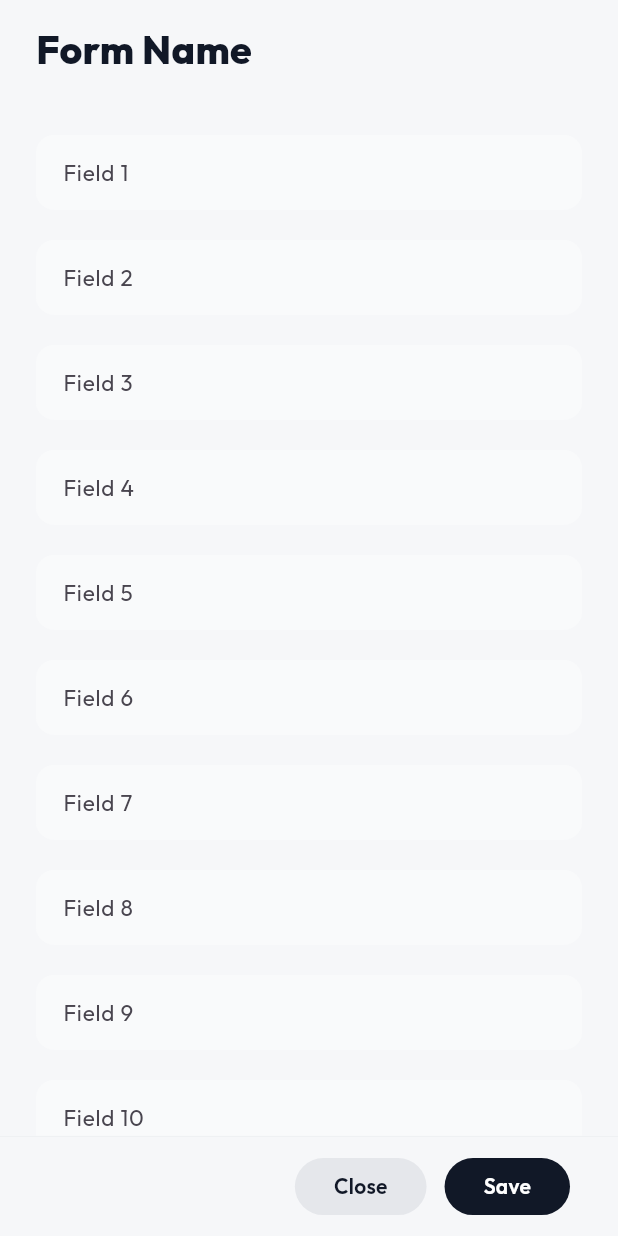
After one commit to r2teducation/GDC, a Flutter app: the TemplateWidget screen opened directly, on a phone screen of 412 x 824 dp. The commit adds this screen. Run offline on Flutter 3.47's test engine with Material 3 defaults, Android fonts, the phone set to English and light mode, and no system bars; our stand-ins replace cloud_firestore, dropdown_button2, firebase_auth, firebase_core, firebase_storage, google_fonts and 1 more; accounts and stored records are empty; network calls fail; statements that could not run were skipped.

Commit message:
template done

```diff
--- a/gt/lib/homelayout.dart
+++ b/gt/lib/homelayout.dart
@@ -9,6 +9,7 @@ import 'package:gt/patient/patientsummarywidget.dart';
 // Appointment
 import 'package:gt/appointment/patientcalendarwidget.dart';
 import 'package:gt/appointment/doctorcalendarwidget.dart';
+import 'package:gt/templatewidget.dart';
 
 // Treatment
 import 'package:gt/treatment/treatmentwidget.dart';
@@ -37,7 +38,7 @@ class HomeLayoutWidget extends StatelessWidget {
       theme: ThemeData(
         useMaterial3: true,
         scaffoldBackgroundColor: const Color(0xFFF3F4F6),
-        fontFamily: 'SF Pro',
+      //  fontFamily: 'SF Pro',
         inputDecorationTheme: const InputDecorationTheme(
           isDense: true,
           border: OutlineInputBorder(
@@ -70,7 +71,7 @@ class _HomeLayoutHomeState extends State<HomeLayoutHome> {
     'dashboard': const DashboardWidget(),
     'patient_register': const PatientRegisterWidget(),
     'patient_details': const PatientDetailsWidget(),
-    'patient_history': const PatientSummaryWidget(),
+    'patient_history': const TemplateWidget(),
     'appointment_sub_tab_3': const PatientCalendarWidget(),
     'appointment_sub_tab_4': const DoctorCalendarWidget(),
     'treatment_sub_tab_1': const TreatmentWidget(),
--- /dev/null
+++ b/gt/lib/templatewidget.dart
@@ -0,0 +1,161 @@
+import 'package:flutter/material.dart';
+
+class TemplateWidget extends StatelessWidget {
+  const TemplateWidget({super.key});
+
+  @override
+  Widget build(BuildContext context) {
+    final size = MediaQuery.of(context).size;
+
+    return Scaffold(
+      backgroundColor:
+          const Color(0xFFF6F7F9).withOpacity(0.98), // subtle paper softness
+      body: SafeArea(
+        child: Column(
+          children: [
+
+            // ───────────────── HEADER (8%) ─────────────────
+            SizedBox(
+              height: size.height * 0.08,
+              child: Padding(
+                padding: const EdgeInsets.symmetric(horizontal: 24),
+                child: Align(
+                  alignment: Alignment.centerLeft,
+                  child: Text(
+                    'Form Name',
+                    style: const TextStyle(
+                      fontSize: 26,
+                      fontWeight: FontWeight.w800, // printed ink title
+                      color: Color(0xFF111827),
+                    ),
+                  ),
+                ),
+              ),
+            ),
+
+            // ❌ HEADER DIVIDER REMOVED (important for sticker feel)
+
+            // ──────────────── SCROLLABLE CONTENT ────────────────
+            Expanded(
+              child: SingleChildScrollView(
+                padding: const EdgeInsets.fromLTRB(24, 24, 24, 32),
+                child: Column(
+                  crossAxisAlignment: CrossAxisAlignment.start,
+                  children: List.generate(
+                    10,
+                    (index) => Padding(
+                      padding: const EdgeInsets.only(bottom: 20),
+                      child: TextFormField(
+                        style: const TextStyle(
+                          fontSize: 15,
+                          fontWeight: FontWeight.w400, // ✏️ pencil feel
+                          color: Color(0xFF111827),
+                        ),
+                        decoration: _dec('Field ${index + 1}'),
+                      ),
+                    ),
+                  ),
+                ),
+              ),
+            ),
+
+            _softDivider(), // footer boundary only
+
+            // ───────────────── FOOTER (8%) ─────────────────
+            SizedBox(
+              height: size.height * 0.08,
+              child: Padding(
+                padding: const EdgeInsets.only(
+                  left: 24,
+                  right: 32, // 👈 slight inward offset (less rigid)
+                ),
+                child: Row(
+                  mainAxisAlignment: MainAxisAlignment.end,
+                  children: [
+                    _pillButton(
+                      label: 'Close',
+                      background: const Color(0xFFE5E7EB),
+                      foreground: const Color(0xFF111827),
+                      onPressed: () {},
+                    ),
+                    const SizedBox(width: 12),
+                    _pillButton(
+                      label: 'Save',
+                      background: const Color(0xFF111827),
+                      foreground: Colors.white,
+                      onPressed: () {},
+                    ),
+                  ],
+                ),
+              ),
+            ),
+          ],
+        ),
+      ),
+    );
+  }
+
+  // ───────────────── STICKER HELPERS ─────────────────
+
+  static Divider _softDivider() => const Divider(
+        height: 1,
+        thickness: 0.6,
+        color: Color(0xFFEDEFF2), // whisper-soft
+      );
+
+  static InputDecoration _dec(String hint) => InputDecoration(
+        hintText: hint,
+        isDense: true,
+        filled: true,
+        fillColor: const Color(0xFFF9FAFB), // softer than pure white
+        contentPadding:
+            const EdgeInsets.symmetric(horizontal: 14, vertical: 14),
+
+        // ❌ NO BORDERS — EVER
+        border: OutlineInputBorder(
+          borderRadius: BorderRadius.circular(12),
+          borderSide: BorderSide.none,
+        ),
+        enabledBorder: OutlineInputBorder(
+          borderRadius: BorderRadius.circular(12),
+          borderSide: BorderSide.none,
+        ),
+        focusedBorder: OutlineInputBorder(
+          borderRadius: BorderRadius.circular(12),
+          borderSide: BorderSide.none,
+        ),
+      );
+
+  // ───────────────── PILL BUTTON (INK STYLE) ─────────────────
+  static Widget _pillButton({
+    required String label,
+    required Color background,
+    required Color foreground,
+    required VoidCallback onPressed,
+  }) {
+    return InkWell(
+      borderRadius: BorderRadius.circular(999),
+      splashColor: Colors.black12, // ink splash, not glow
+      highlightColor: Colors.transparent,
+      onTap: onPressed,
+      child: Container(
+        height: 38,
+        padding: const EdgeInsets.symmetric(horizontal: 26),
+        alignment: Alignment.center,
+        decoration: BoxDecoration(
+          color: background,
+          borderRadius: BorderRadius.circular(999),
+        ),
+        child: Text(
+          label,
+          style: TextStyle(
+            color: foreground,
+            fontSize: 14,
+            fontWeight: FontWeight.w600,
+            letterSpacing: 0.2,
+          ),
+        ),
+      ),
+    );
+  }
+}
```
Also changed, not shown: 1 other file.
